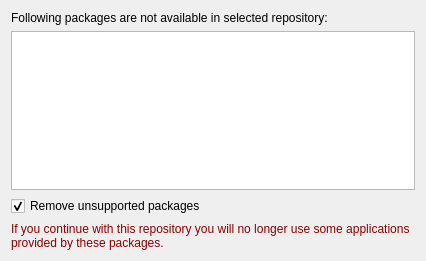
Qt form playground/gokmen/um/ui/ui_screen_3.ui (pars-linux/uludag) before a commit.
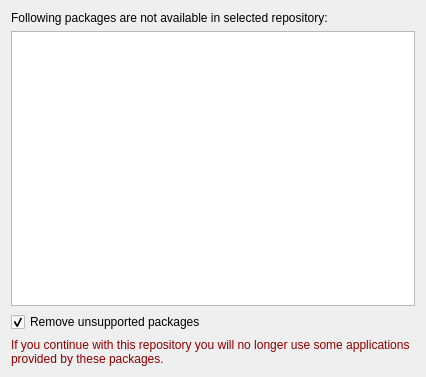
The same form after that commit.

What changed in the file:
```diff
--- a/playground/gokmen/um/ui/ui_screen_3.ui
+++ b/playground/gokmen/um/ui/ui_screen_3.ui
@@ -7,14 +7,14 @@
     <x>0</x>
     <y>0</y>
     <width>426</width>
-    <height>261</height>
+    <height>377</height>
    </rect>
   </property>
   <property name="windowTitle">
    <string>Analyzing your Computer</string>
   </property>
   <layout class="QGridLayout" name="gridLayout">
-   <item row="0" column="0">
+   <item row="0" column="0" colspan="2">
     <widget class="QWidget" name="widget" native="true">
      <layout class="QGridLayout" name="gridLayout_2">
       <property name="margin">
```
